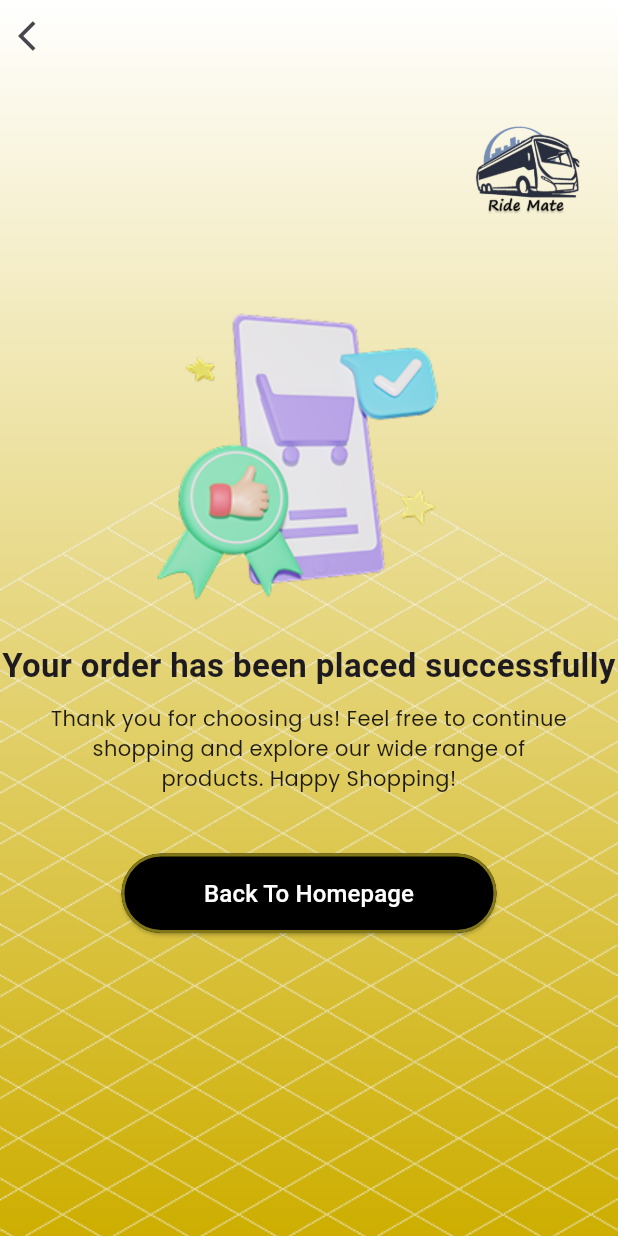
After one commit to thenugamage/Ride-Mate, a Flutter app: the Paymentsuccess screen opened directly, on a phone screen of 412 x 824 dp. The commit adds this screen. Run offline on Flutter 3.47's test engine with Material 3 defaults, Android fonts, the phone set to English and light mode, and no system bars; our stand-ins replace firebase_auth, firebase_core, google_fonts, google_sign_in, pinput; accounts and stored records are empty.

Commit message:
payment succes

```diff
--- a/ride_mate/lib/home.dart
+++ b/ride_mate/lib/home.dart
@@ -2,6 +2,7 @@ import 'package:flutter/material.dart';
 import 'package:firebase_auth/firebase_auth.dart';
 import 'navigationabar.dart';
 import 'settings.dart';
+import 'paymentSuccess.dart';
 
 class HomePage extends StatefulWidget {
   const HomePage({super.key});
@@ -11,7 +12,7 @@ class HomePage extends StatefulWidget {
 }
 
 class _HomePageState extends State<HomePage> {
-  int _selectedIndex = 0; // Track current page index
+  final int _selectedIndex = 0; // Track current page index
   String userName = "User";
   String? userPhoto;
 
@@ -44,7 +45,7 @@ class _HomePageState extends State<HomePage> {
         nextScreen = const HomePage();
         break;
       case 2:
-        nextScreen = const HomePage();
+        nextScreen = const Paymentsuccess();
         break;
       case 3:
         nextScreen = const SettingsPage();
--- /dev/null
+++ b/ride_mate/lib/paymentSuccess.dart
@@ -0,0 +1,142 @@
+import 'package:flutter/material.dart';
+import 'package:ride_mate/home.dart';
+import 'package:google_fonts/google_fonts.dart';
+
+class Paymentsuccess extends StatelessWidget {
+  const Paymentsuccess({super.key});
+
+  @override
+  Widget build(BuildContext context) {
+    return Scaffold(
+      body: Stack(
+        children: [
+          /// Background Gradient
+          Container(
+            decoration: const BoxDecoration(
+              gradient: LinearGradient(
+                begin: Alignment.topCenter,
+                end: Alignment.bottomCenter,
+                colors: [Colors.white, Color.fromARGB(255, 205, 174, 0)],
+              ),
+            ),
+          ),
+
+          /// Grid Pattern
+          Positioned(
+            top: 300,
+            left: 0,
+            right: 0,
+            bottom: 0,
+            child: Opacity(
+              opacity: 1.0,
+              child: Image.asset(
+                'assets/gridpattern.png',
+                fit: BoxFit.cover,
+              ),
+            ),
+          ),
+
+          /// Page Content
+          SafeArea(
+            child: Column(
+              crossAxisAlignment: CrossAxisAlignment.center,
+              children: [
+                //// Back Button
+                Align(
+                  alignment: Alignment.topLeft,
+                  child: IconButton(
+                    icon: const Icon(Icons.arrow_back_ios),
+                    onPressed: () {
+                      Navigator.pop(context);
+                    },
+                  ),
+                ),
+                const SizedBox(height: 20),
+
+                /// App Logo
+                Align(
+                  alignment: Alignment.topRight,
+                  child: Padding(
+                    padding: const EdgeInsets.only(right: 20),
+                    child: Image.asset(
+                      'assets/Logo1.png',
+                      height: 80,
+                    ),
+                  ),
+                ),
+
+                const SizedBox(height: 40),
+
+                /// Success Illustration
+                Image.asset(
+                  'assets/paymentsuccess.png',
+                  height: 240,
+                ),
+
+                const SizedBox(height: 0),
+
+                /// Success Text
+                Text(
+                  "Your order has been placed successfully",
+                  textAlign: TextAlign.center,
+                  style: GoogleFonts.carterOne(
+                    fontSize: 22,
+                    fontWeight: FontWeight.bold,
+                  ),
+                ),
+
+                const SizedBox(height: 10),
+
+                /// Description
+                Padding(
+                  padding: const EdgeInsets.symmetric(horizontal: 30),
+                  child: Text(
+                    "Thank you for choosing us! Feel free to continue shopping and explore our wide range of products. Happy Shopping!",
+                    textAlign: TextAlign.center,
+                    style: GoogleFonts.poppins(
+                      fontSize: 14,
+                      color: Colors.black87,
+                    ),
+                  ),
+                ),
+
+                const SizedBox(height: 40),
+
+                /// Back to Homepage Button
+                SizedBox(
+                  width: 250,
+                  child: ElevatedButton(
+                    onPressed: () {
+                      Navigator.push(
+                        context,
+                        MaterialPageRoute(builder: (context) => const HomePage()),
+                      );
+                    },
+                    style: ElevatedButton.styleFrom(
+                      backgroundColor: Colors.black,
+                      shape: RoundedRectangleBorder(
+                        borderRadius: BorderRadius.circular(30),
+                      ),
+                      padding: const EdgeInsets.symmetric(vertical: 15),
+                      side: const BorderSide(
+                        color: Color.fromARGB(255, 130, 119, 23),
+                        width: 2,
+                      ),
+                    ),
+                    child: const Text(
+                      "Back To Homepage",
+                      style: TextStyle(
+                        color: Colors.white,
+                        fontSize: 16,
+                      ),
+                    ),
+                  ),
+                ),
+              ],
+            ),
+          ),
+        ],
+      ),
+    );
+  }
+}
```
Also changed, not shown: ride_mate/assets/paymentsuccess.png (added).
